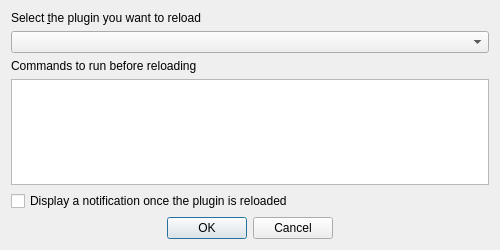
Above: configurereloaderbase.ui from borysiasty/plugin_reloader before the change. Below: the same form after it.
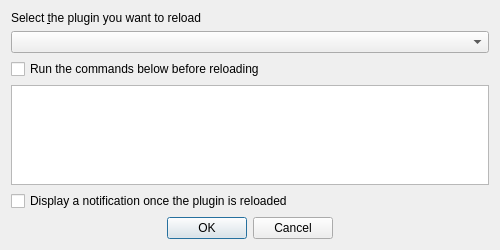
That is the form after the change.

Commit message: enable/disable commands

```diff
--- a/configurereloaderbase.ui
+++ b/configurereloaderbase.ui
@@ -63,9 +63,19 @@
     </widget>
    </item>
    <item>
-    <widget class="QLabel" name="label_2">
+    <widget class="QCheckBox" name="cbExtraCommands">
+     <property name="sizePolicy">
+      <sizepolicy hsizetype="Expanding" vsizetype="Fixed">
+       <horstretch>0</horstretch>
+       <verstretch>0</verstretch>
+      </sizepolicy>
+     </property>
+     <property name="toolTip">
+      <string>&lt;html&gt;&lt;head/&gt;&lt;body&gt;&lt;p&gt;QGIS will try to execute any commands typed here in a shell before reloading the plugin.&lt;/p&gt;
+&lt;p&gt;This can be useful, for example, if you need to copy the new source code into the QGIS plugins directory.&lt;/p&gt;&lt;/body&gt;&lt;/html&gt;</string>
+     </property>
      <property name="text">
-      <string>Commands to run before reloading</string>
+      <string>Run the commands below before reloading</string>
      </property>
     </widget>
    </item>
```
The commit also changes 1 other file.
